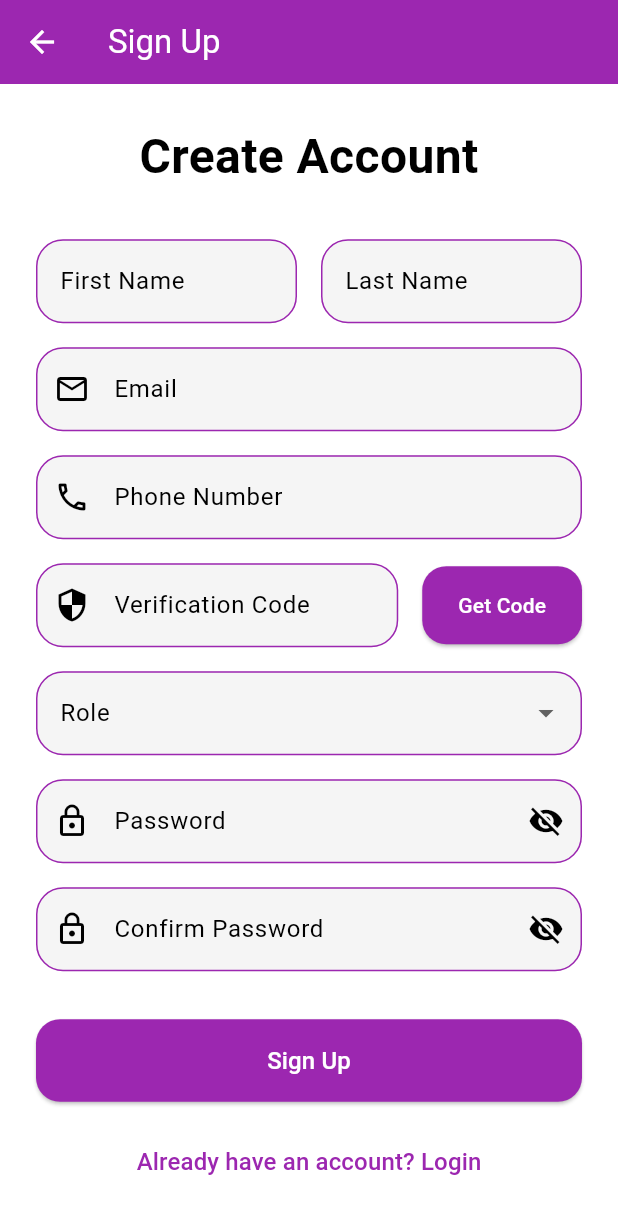
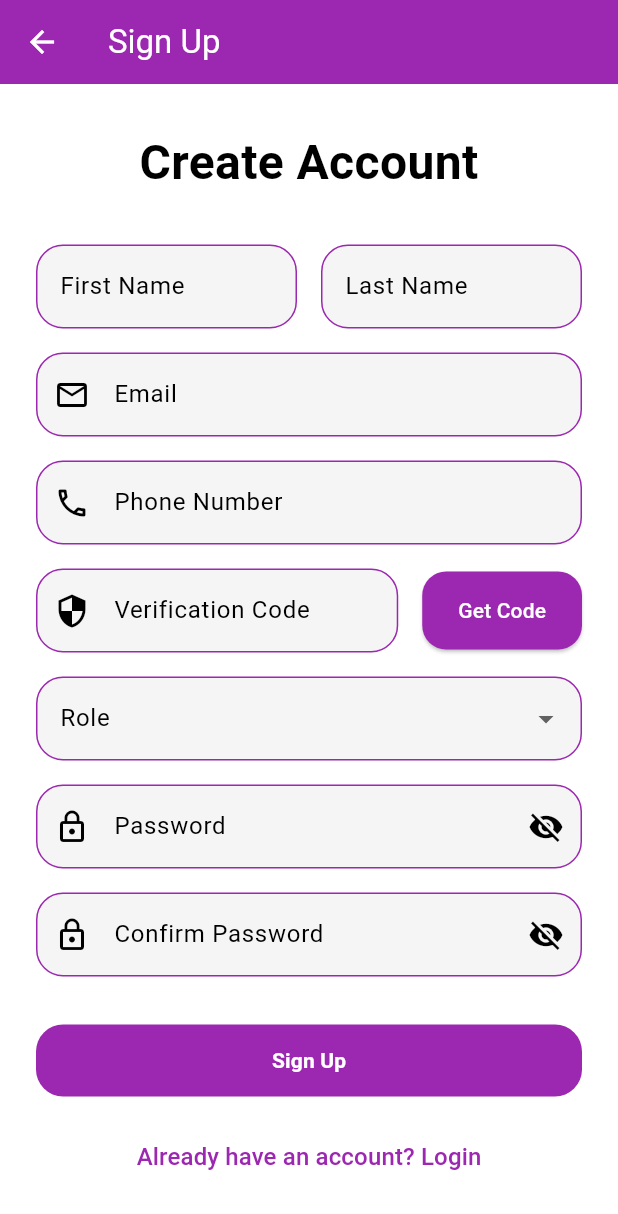
Before and after one commit to mrrda1969/imba, a Flutter app: the SignupScreen screen opened by its route, on a phone screen of 412 x 824 dp. Shown: the top 1214 px of the screen. Run offline on Flutter 3.47's test engine with Material 3 defaults, Android fonts, the phone set to English and light mode, and no system bars; our stand-ins replace dio, equatable, flutter_dotenv, flutter_riverpod, font_awesome_flutter, geolocator and 3 more; missing offline and left inert: flutter_paypal; accounts and stored records are empty; network calls fail.

Commit message:
icon stuck

```diff
--- a/lib/presentation/screens/auth/login_screen.dart
+++ b/lib/presentation/screens/auth/login_screen.dart
@@ -2,6 +2,7 @@ import 'package:flutter/material.dart';
 import 'package:flutter_riverpod/flutter_riverpod.dart';
 import 'package:imba/core/providers/auth_provider.dart';
 import 'package:imba/presentation/screens/auth/demo_credentials_screen.dart';
+import 'package:imba/presentation/widgets/button/form_action_button.dart';
 import 'package:imba/presentation/widgets/form/input_text_field.dart';
 
 class LoginScreen extends ConsumerStatefulWidget {
@@ -52,7 +53,6 @@ class _LoginScreenState extends ConsumerState<LoginScreen> {
 
   @override
   Widget build(BuildContext context) {
-    // Watch the auth state
     final authState = ref.watch(authProvider);
 
     // Navigate to home if user is logged in
@@ -138,18 +138,10 @@ class _LoginScreenState extends ConsumerState<LoginScreen> {
                         },
                       ),
                       const SizedBox(height: 24),
-                      ElevatedButton(
-                        onPressed: authState.isLoading ? null : _login,
-                        child:
-                            authState.isLoading
-                                ? const SizedBox(
-                                  height: 20,
-                                  width: 20,
-                                  child: CircularProgressIndicator(
-                                    strokeWidth: 2,
-                                  ),
-                                )
-                                : const Text('Login'),
+                      FormActionButton(
+                        label: 'Login',
+                        isLoading: authState.isLoading,
+                        onPressed: _login,
                       ),
                       const SizedBox(height: 16),
                       TextButton(
--- a/lib/presentation/screens/auth/signup_screen.dart
+++ b/lib/presentation/screens/auth/signup_screen.dart
@@ -2,6 +2,7 @@ import 'package:flutter/material.dart';
 import 'package:flutter_riverpod/flutter_riverpod.dart';
 import 'package:imba/core/providers/auth_provider.dart';
 import 'package:imba/data/models/user.dart';
+import 'package:imba/presentation/widgets/button/form_action_button.dart';
 import 'package:imba/presentation/widgets/form/dropdown_form_field.dart';
 import 'package:imba/presentation/widgets/form/input_text_field.dart';
 
@@ -76,6 +77,8 @@ class _SignupScreenState extends ConsumerState<SignupScreen> {
 
   @override
   Widget build(BuildContext context) {
+    final authState = ref.watch(authProvider);
+
     return Scaffold(
       appBar: AppBar(
         title: const Text('Sign Up'),
@@ -246,13 +249,18 @@ class _SignupScreenState extends ConsumerState<SignupScreen> {
                       },
                     ),
                     const SizedBox(height: 32),
-                    ElevatedButton(
+                    // ElevatedButton(
+                    //   onPressed: _signup,
+                    //   style: Theme.of(context).elevatedButtonTheme.style,
+                    //   child: const Text(
+                    //     'Sign Up',
+                    //     style: TextStyle(fontSize: 16),
+                    //   ),
+                    // ),
+                    FormActionButton(
+                      label: 'Sign Up',
                       onPressed: _signup,
-                      style: Theme.of(context).elevatedButtonTheme.style,
-                      child: const Text(
-                        'Sign Up',
-                        style: TextStyle(fontSize: 16),
-                      ),
+                      isLoading: authState.isLoading,
                     ),
                     const SizedBox(height: 16),
                     TextButton(
--- /dev/null
+++ b/lib/presentation/widgets/button/form_action_button.dart
@@ -0,0 +1,112 @@
+// import 'package:flutter/material.dart';
+
+// class FormActionButton extends StatelessWidget {
+//   final String label;
+//   final VoidCallback onPressed;
+//   final bool? isLoading;
+
+//   const FormActionButton({
+//     super.key,
+//     required this.label,
+//     required this.onPressed,
+//     this.isLoading,
+//   });
+
+//   @override
+//   Widget build(BuildContext context) {
+//     final loading = isLoading ?? false;
+//     return ElevatedButton(
+//       onPressed: loading ? null : onPressed,
+//       style: Theme.of(context).elevatedButtonTheme.style,
+//       child:
+//           loading
+//               ? const SizedBox(
+//                 height: 20,
+//                 width: 20,
+//                 child: CircularProgressIndicator(strokeWidth: 2),
+//               )
+//               : Text(label),
+//     );
+//   }
+// }
+import 'package:flutter/material.dart';
+
+class FormActionButton extends StatelessWidget {
+  final String label;
+  final VoidCallback onPressed;
+  final bool? isLoading;
+  final Color? backgroundColor;
+  final Color? foregroundColor;
+  final double? width;
+  final double? height;
+  final EdgeInsetsGeometry? padding;
+  final BorderRadius? borderRadius;
+  final Widget? icon;
+  final bool fullWidth;
+
+  const FormActionButton({
+    super.key,
+    required this.label,
+    required this.onPressed,
+    this.isLoading,
+    this.backgroundColor,
+    this.foregroundColor,
+    this.width,
+    this.height,
+    this.padding,
+    this.borderRadius,
+    this.icon,
+    this.fullWidth = true,
+  });
+
+  @override
+  Widget build(BuildContext context) {
+    final loading = isLoading ?? false;
+    final theme = Theme.of(context);
+
+    final buttonStyle = ElevatedButton.styleFrom(
+          backgroundColor: backgroundColor,
+          foregroundColor: foregroundColor,
+          padding:
+              padding ??
+              const EdgeInsets.symmetric(vertical: 14, horizontal: 24),
+          shape: RoundedRectangleBorder(
+            borderRadius: borderRadius ?? BorderRadius.circular(18.0),
+          ),
+          minimumSize: Size(
+            fullWidth ? double.infinity : (width ?? 0),
+            height ?? 48,
+          ),
+        )
+        .copyWith(elevation: ButtonStyleButton.allOrNull(0))
+        .merge(theme.elevatedButtonTheme.style);
+
+    // Content to display when not loading
+    Widget buttonContent = Row(
+      mainAxisSize: MainAxisSize.min,
+      mainAxisAlignment: MainAxisAlignment.center,
+      children: [
+        if (icon != null) ...[icon!, const SizedBox(width: 8)],
+        Text(label, style: const TextStyle(fontWeight: FontWeight.bold)),
+      ],
+    );
+
+    // Content to display when loading
+    Widget loadingContent = SizedBox(
+      height: 24,
+      width: 24,
+      child: CircularProgressIndicator(
+        strokeWidth: 2.5,
+        color: (foregroundColor ?? theme.colorScheme.onPrimary).withOpacity(
+          0.8,
+        ),
+      ),
+    );
+
+    return ElevatedButton(
+      onPressed: loading ? null : onPressed,
+      style: buttonStyle,
+      child: loading ? loadingContent : buttonContent,
+    );
+  }
+}
```
